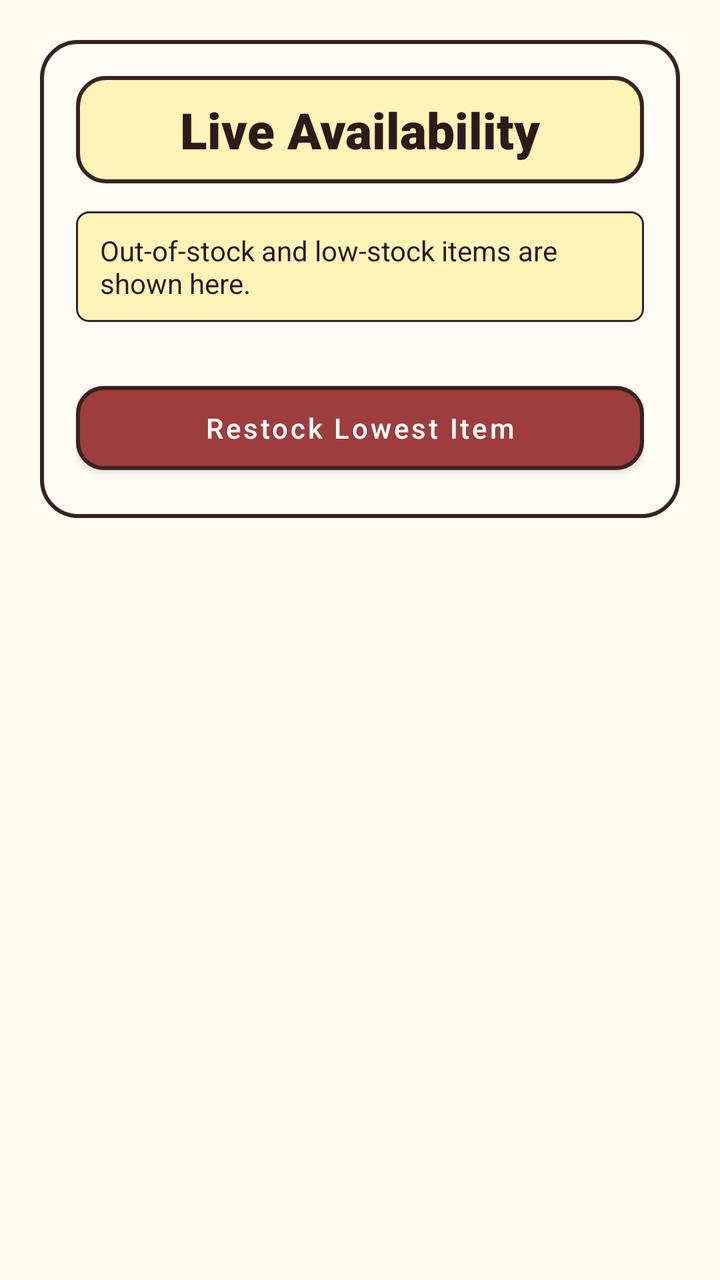
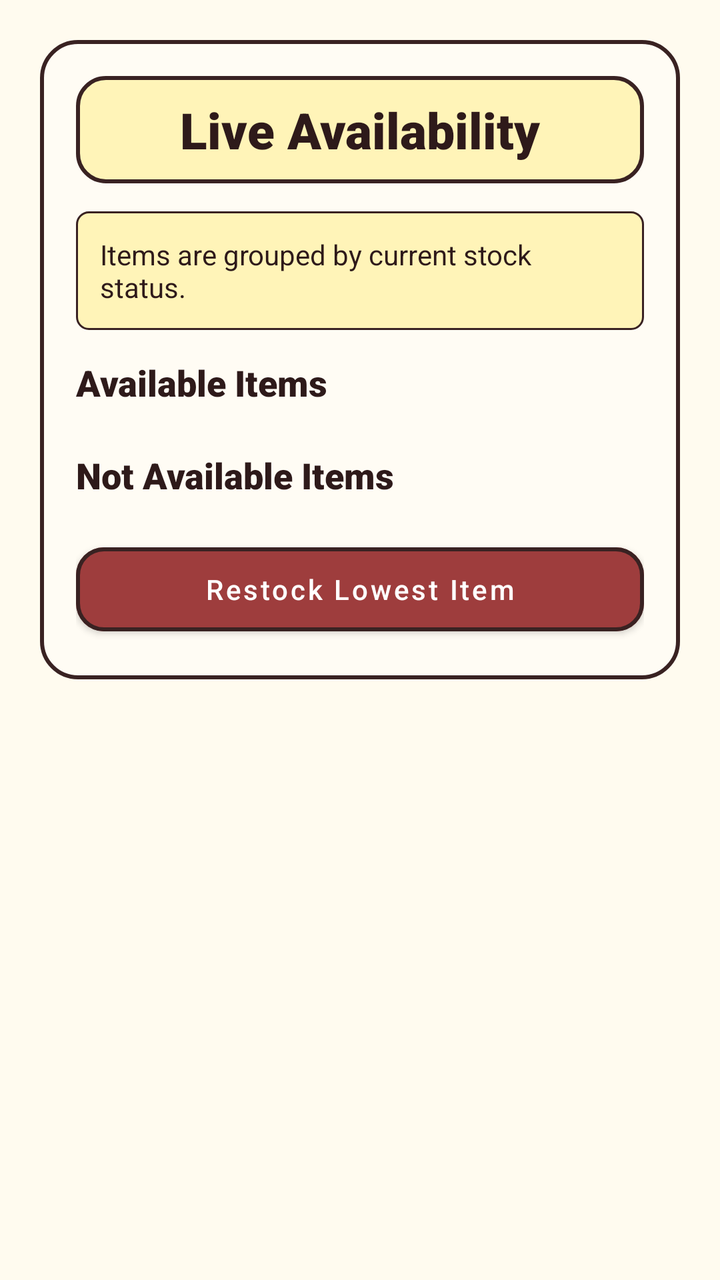

An Android layout rendered at two revisions. The XML below is the earlier revision; the diff shows what the commit changed to produce the second picture.
<!-- AndroidManifest.xml: application theme Theme.UniWear -->
<!-- res/layout/activity_availability.xml -->
<?xml version="1.0" encoding="utf-8"?>
<ScrollView xmlns:android="http://schemas.android.com/apk/res/android"
    xmlns:app="http://schemas.android.com/apk/res-auto"
    xmlns:tools="http://schemas.android.com/tools"
    android:layout_width="match_parent"
    android:layout_height="match_parent"
    android:background="@drawable/bg_scrapbook"
    android:fillViewport="true"
    android:minHeight="800dp"
    tools:context=".AvailabilityActivity"
    tools:ignore="MissingConstraints"
    tools:deviceId="pixel_5">
    <LinearLayout android:layout_width="match_parent" android:layout_height="wrap_content" android:orientation="vertical" android:padding="20dp">
        <LinearLayout android:layout_width="match_parent" android:layout_height="wrap_content" android:background="@drawable/bg_poster" android:orientation="vertical" android:padding="18dp">
            <TextView android:layout_width="match_parent" android:layout_height="wrap_content" android:background="@drawable/bg_title_tab" android:fontFamily="sans-serif-black" android:gravity="center" android:text="Live Availability" android:textColor="@color/ink" android:textSize="25sp" />
            <TextView android:layout_width="match_parent" android:layout_height="wrap_content" android:layout_marginTop="14dp" android:background="@drawable/bg_note" android:text="Out-of-stock and low-stock items are shown here." android:textColor="@color/ink" android:textSize="14sp" />
            <LinearLayout android:id="@+id/availabilityListContainer" android:layout_width="match_parent" android:layout_height="wrap_content" android:layout_marginTop="14dp" android:orientation="vertical" />
            <com.google.android.material.button.MaterialButton android:id="@+id/btnSendRestockAlert" style="@style/Widget.MaterialComponents.Button" android:layout_width="match_parent" android:layout_height="54dp" android:layout_marginTop="12dp" android:text="Restock Lowest Item" android:textAllCaps="false" android:textColor="@color/white" app:backgroundTint="@color/maroon" app:cornerRadius="14dp" app:strokeColor="@color/line" app:strokeWidth="2dp" />
        </LinearLayout>
    </LinearLayout>
</ScrollView>
<!-- resources referenced by this layout -->
<resources>
  <color name="ink">#2E1A1A</color>
  <color name="line">#392222</color>
  <color name="maroon">#9E3D3D</color>
  <color name="white">#FFFFFF</color>
  <!-- drawable bg_note (drawable) -->
  <?xml version="1.0" encoding="utf-8"?>
  <shape xmlns:android="http://schemas.android.com/apk/res/android">
      <solid android:color="@color/pastel_yellow" />
      <stroke
          android:width="1dp"
          android:color="@color/line" />
      <corners android:radius="6dp" />
      <padding
          android:bottom="10dp"
          android:left="12dp"
          android:right="12dp"
          android:top="10dp" />
  </shape>
  <!-- drawable bg_poster (drawable) -->
  <?xml version="1.0" encoding="utf-8"?>
  <shape xmlns:android="http://schemas.android.com/apk/res/android">
      <solid android:color="@color/paper" />
      <stroke
          android:width="2dp"
          android:color="@color/line" />
      <corners android:radius="18dp" />
      <padding
          android:bottom="18dp"
          android:left="18dp"
          android:right="18dp"
          android:top="18dp" />
  </shape>
  <!-- drawable bg_scrapbook (drawable) -->
  <?xml version="1.0" encoding="utf-8"?>
  <shape xmlns:android="http://schemas.android.com/apk/res/android">
      <solid android:color="@color/cream" />
  </shape>
  <!-- drawable bg_title_tab (drawable) -->
  <?xml version="1.0" encoding="utf-8"?>
  <shape xmlns:android="http://schemas.android.com/apk/res/android">
      <solid android:color="@color/pastel_yellow" />
      <stroke
          android:width="2dp"
          android:color="@color/line" />
      <corners android:radius="14dp" />
      <padding
          android:bottom="10dp"
          android:left="18dp"
          android:right="18dp"
          android:top="10dp" />
  </shape>
  <style name="Theme.UniWear" parent="Theme.MaterialComponents.DayNight.NoActionBar">
          <item name="colorPrimary">@color/maroon</item>
          <item name="colorPrimaryVariant">@color/maroon</item>
          <item name="colorOnPrimary">@color/white</item>
          <item name="colorSecondary">@color/yellow</item>
          <item name="colorOnSecondary">@color/black</item>
          <item name="android:statusBarColor">@color/maroon</item>
      </style>
  <color name="pastel_yellow">#FFF4B8</color>
  <color name="paper">#FFFCF4</color>
  <color name="cream">#FFFBEF</color>
  <color name="yellow">#FFE17A</color>
  <color name="black">#000000</color>
</resources>

<!-- the commit's change to res/layout/activity_availability.xml (unified diff, before → after) -->
@@ -13,8 +13,11 @@
     <LinearLayout android:layout_width="match_parent" android:layout_height="wrap_content" android:orientation="vertical" android:padding="20dp">
         <LinearLayout android:layout_width="match_parent" android:layout_height="wrap_content" android:background="@drawable/bg_poster" android:orientation="vertical" android:padding="18dp">
             <TextView android:layout_width="match_parent" android:layout_height="wrap_content" android:background="@drawable/bg_title_tab" android:fontFamily="sans-serif-black" android:gravity="center" android:text="Live Availability" android:textColor="@color/ink" android:textSize="25sp" />
-            <TextView android:layout_width="match_parent" android:layout_height="wrap_content" android:layout_marginTop="14dp" android:background="@drawable/bg_note" android:text="Out-of-stock and low-stock items are shown here." android:textColor="@color/ink" android:textSize="14sp" />
-            <LinearLayout android:id="@+id/availabilityListContainer" android:layout_width="match_parent" android:layout_height="wrap_content" android:layout_marginTop="14dp" android:orientation="vertical" />
+            <TextView android:layout_width="match_parent" android:layout_height="wrap_content" android:layout_marginTop="14dp" android:background="@drawable/bg_note" android:padding="12dp" android:text="Items are grouped by current stock status." android:textColor="@color/ink" android:textSize="14sp" />
+            <TextView android:layout_width="match_parent" android:layout_height="wrap_content" android:layout_marginTop="14dp" android:fontFamily="sans-serif-black" android:text="Available Items" android:textColor="@color/ink" android:textSize="18sp" />
+            <LinearLayout android:id="@+id/availableListContainer" android:layout_width="match_parent" android:layout_height="wrap_content" android:layout_marginTop="6dp" android:orientation="vertical" />
+            <TextView android:layout_width="match_parent" android:layout_height="wrap_content" android:layout_marginTop="16dp" android:fontFamily="sans-serif-black" android:text="Not Available Items" android:textColor="@color/ink" android:textSize="18sp" />
+            <LinearLayout android:id="@+id/unavailableListContainer" android:layout_width="match_parent" android:layout_height="wrap_content" android:layout_marginTop="6dp" android:orientation="vertical" />
             <com.google.android.material.button.MaterialButton android:id="@+id/btnSendRestockAlert" style="@style/Widget.MaterialComponents.Button" android:layout_width="match_parent" android:layout_height="54dp" android:layout_marginTop="12dp" android:text="Restock Lowest Item" android:textAllCaps="false" android:textColor="@color/white" app:backgroundTint="@color/maroon" app:cornerRadius="14dp" app:strokeColor="@color/line" app:strokeWidth="2dp" />
         </LinearLayout>
     </LinearLayout>
